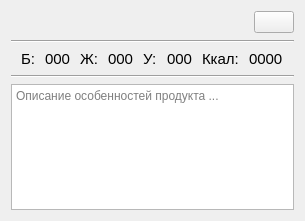
Above: project/forms/Product_info.ui from Galoev/nutritionist-helper before the change. Below: the same form after it.
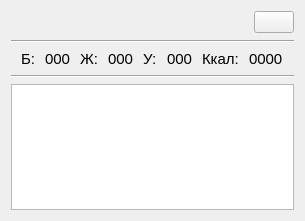
That is the form after the change. Icons and pictures are not drawn.

Diff of the .ui file:
```diff
--- a/project/forms/Product_info.ui
+++ b/project/forms/Product_info.ui
@@ -212,14 +212,7 @@
     </widget>
    </item>
    <item>
-    <widget class="QTextEdit" name="textEdit_description">
-     <property name="readOnly">
-      <bool>true</bool>
-     </property>
-     <property name="placeholderText">
-      <string>Описание особенностей продукта ...</string>
-     </property>
-    </widget>
+    <widget class="QTextBrowser" name="textBrowser_description"/>
    </item>
   </layout>
  </widget>
```
